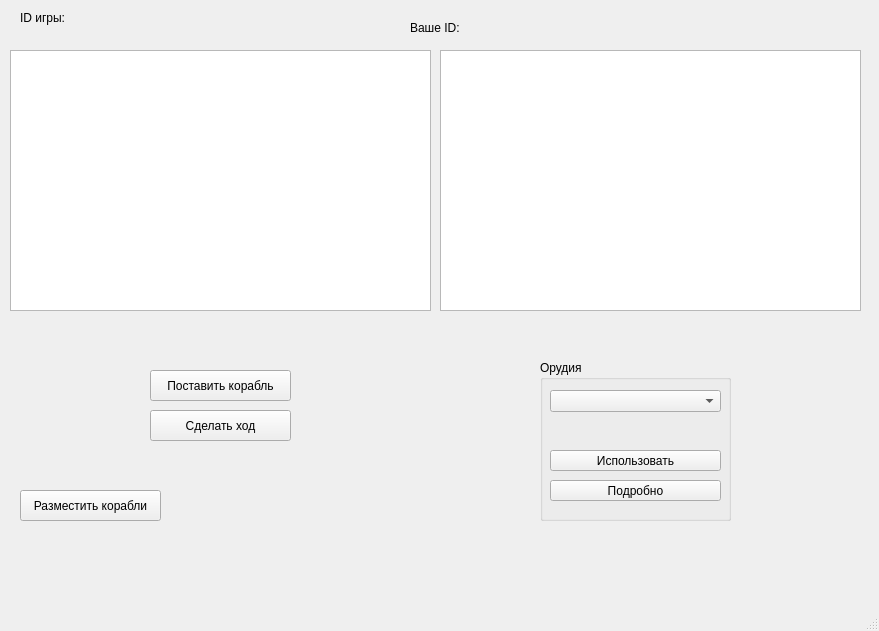
Before: the Qt Designer form Client/mainwindow.ui in ChazGrant/Battleship, drawn with Qt 5.
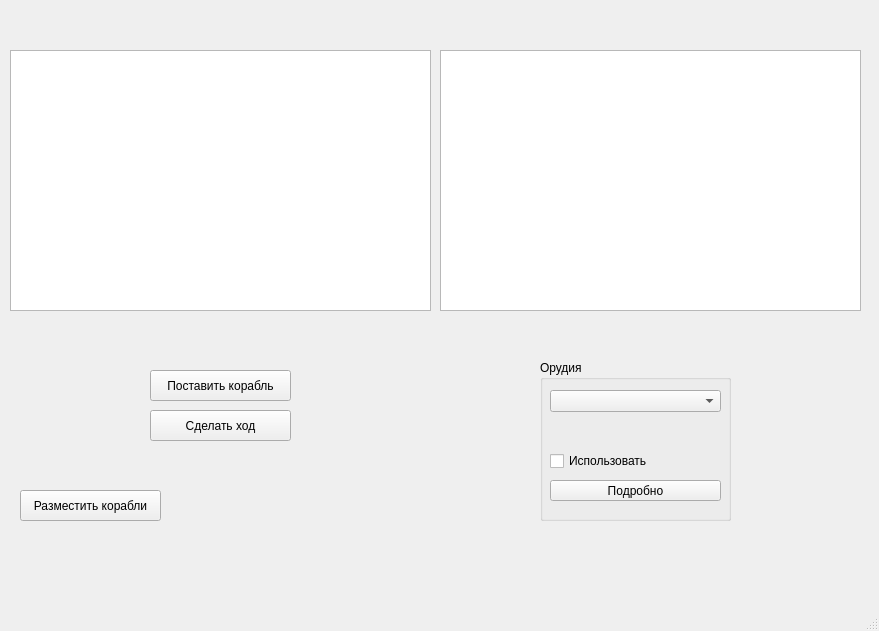
After: the same form once the commit is applied.

What changed in the file:
```diff
--- a/Client/mainwindow.ui
+++ b/Client/mainwindow.ui
@@ -62,19 +62,6 @@
       </rect>
      </property>
     </widget>
-    <widget class="QPushButton" name="activateWeaponButton">
-     <property name="geometry">
-      <rect>
-       <x>10</x>
-       <y>90</y>
-       <width>171</width>
-       <height>21</height>
-      </rect>
-     </property>
-     <property name="text">
-      <string>Использовать</string>
-     </property>
-    </widget>
     <widget class="QPushButton" name="getWeaponInfoButton">
      <property name="geometry">
       <rect>
@@ -101,19 +88,19 @@
       <string/>
      </property>
     </widget>
-   </widget>
-   <widget class="QLabel" name="gameIdLabel">
-    <property name="geometry">
-     <rect>
-      <x>20</x>
-      <y>10</y>
-      <width>331</width>
-      <height>16</height>
-     </rect>
-    </property>
-    <property name="text">
-     <string>ID игры: </string>
-    </property>
+    <widget class="QCheckBox" name="activateWeaponCheckBox">
+     <property name="geometry">
+      <rect>
+       <x>10</x>
+       <y>90</y>
+       <width>171</width>
+       <height>22</height>
+      </rect>
+     </property>
+     <property name="text">
+      <string>Использовать</string>
+     </property>
+    </widget>
    </widget>
    <widget class="QTableWidget" name="opponentField">
     <property name="geometry">
@@ -151,19 +138,6 @@
      <string>Сделать ход</string>
     </property>
    </widget>
-   <widget class="QLabel" name="userIdLabel">
-    <property name="geometry">
-     <rect>
-      <x>410</x>
-      <y>20</y>
-      <width>331</width>
-      <height>16</height>
-     </rect>
-    </property>
-    <property name="text">
-     <string>Ваше ID: </string>
-    </property>
-   </widget>
    <widget class="QPushButton" name="autoPlaceShipsButton">
     <property name="geometry">
      <rect>
@@ -177,6 +151,32 @@
      <string>Разместить корабли</string>
     </property>
    </widget>
+   <widget class="QLabel" name="opponentWaitingRemainingTimeLabel">
+    <property name="geometry">
+     <rect>
+      <x>440</x>
+      <y>20</y>
+      <width>421</width>
+      <height>16</height>
+     </rect>
+    </property>
+    <property name="text">
+     <string/>
+    </property>
+   </widget>
+   <widget class="QLabel" name="yourTurnTimeRemainLabel">
+    <property name="geometry">
+     <rect>
+      <x>10</x>
+      <y>20</y>
+      <width>421</width>
+      <height>16</height>
+     </rect>
+    </property>
+    <property name="text">
+     <string/>
+    </property>
+   </widget>
   </widget>
   <widget class="QMenuBar" name="menubar">
    <property name="geometry">
```
Left out of the diff: 2 changed lines with no effect on the pictures.
